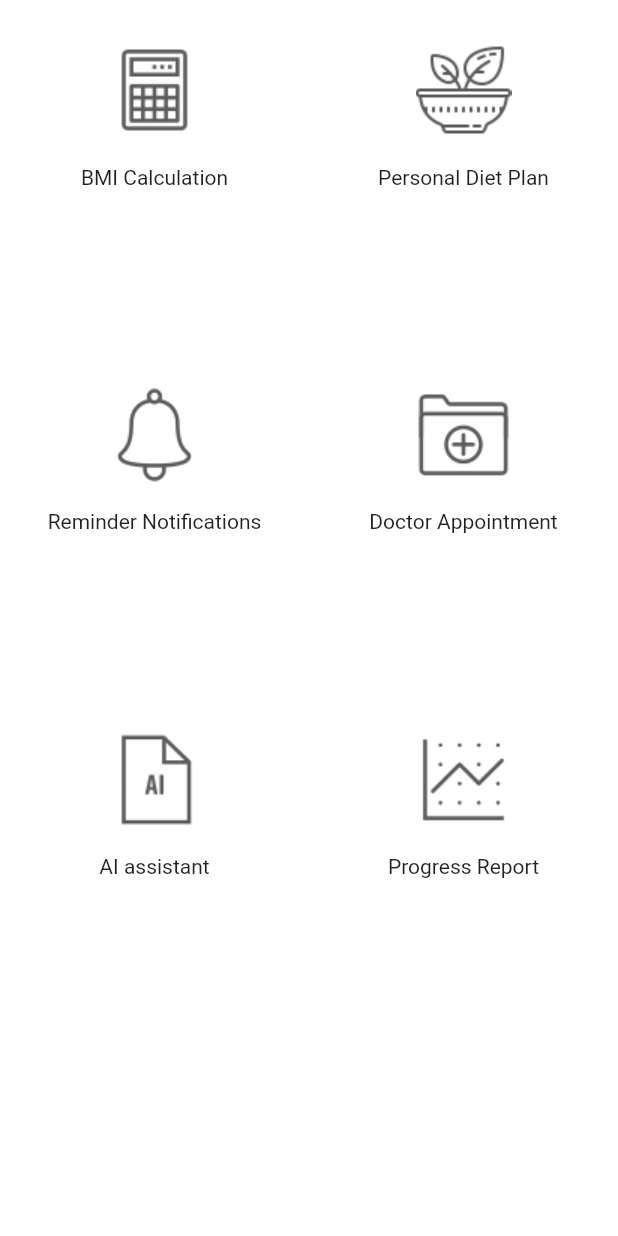
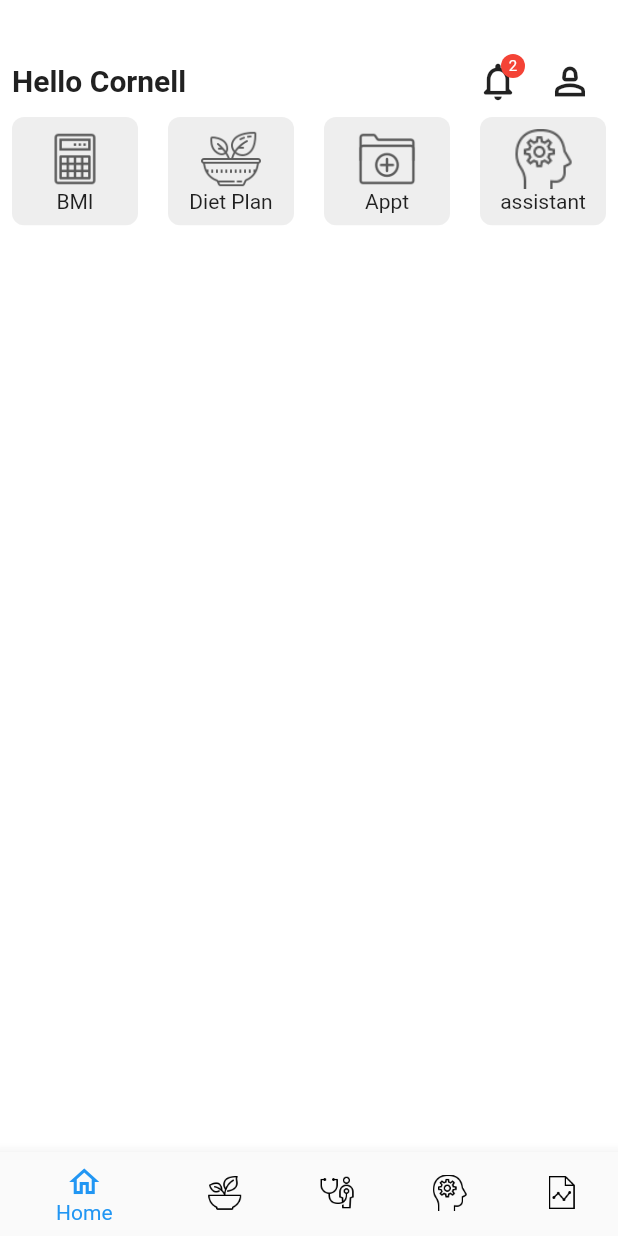
Before and after one commit to cornell1234/Diet-Counselling, a Flutter app: the LandingScreen screen opened directly, on a phone screen of 412 x 824 dp. Run offline on Flutter 3.47's test engine with Material 2 defaults, Android fonts, the phone set to English and light mode, and no system bars; our stand-ins replace cloud_firestore, firebase_auth, firebase_core, flutter_chat_types, flutter_chat_ui, get_it; accounts and stored records are empty.

Commit message:
Landing screen

```diff
--- a/mobile/lib/screens/landing_screen.dart
+++ b/mobile/lib/screens/landing_screen.dart
@@ -14,35 +14,95 @@ class LandingScreenState extends State<LandingScreen> {
   @override
   Widget build(BuildContext context) {
     var deviceSize = MediaQuery.of(context).size;
-    final double itemHeight = (deviceSize.height - kToolbarHeight - 24) / 3.2;
+    final double itemHeight = (deviceSize.height - kToolbarHeight - 24) / 4.2;
     final double itemWidth = deviceSize.width / 2;
 
     return Scaffold(
       body: Padding(
-      padding: const EdgeInsets.all(10.0),
+        padding: const EdgeInsets.fromLTRB(8, 30, 8, 0),
         child: Column(children: [
+          Row(
+            mainAxisAlignment: MainAxisAlignment.spaceBetween,
+            children: [
+              Text(
+                'Hello Cornell',
+                style: TextStyle(
+                  fontSize: 20,
+                  fontWeight: FontWeight.bold,
+                  color: Colors.grey[900],
+                ),
+              ),
+              Row(
+                mainAxisAlignment: MainAxisAlignment.spaceAround,
+                children: [
+                  Stack(
+                    children: [
+                      IconButton(
+                        iconSize: 30,
+                        onPressed: () {
+                          // your code here
+                        },
+                        icon: Icon(Icons.notifications_none_rounded),
+                      ),
+                      Positioned(
+                        top: 6.0,
+                        right: 6.0,
+                        child: Container(
+                          padding: EdgeInsets.all(2.0),
+                          decoration: BoxDecoration(
+                            color: Colors.red,
+                            borderRadius: BorderRadius.circular(10.0),
+                          ),
+                          constraints: BoxConstraints(
+                            minWidth: 16.0,
+                            minHeight: 16.0,
+                          ),
+                          child: Text(
+                            '2',
+                            style: TextStyle(
+                              color: Colors.white,
+                              fontSize: 10.0,
+                            ),
+                            textAlign: TextAlign.center,
+                          ),
+                        ),
+                      ),
+                    ],
+                  ),
+                  IconButton(
+                    iconSize: 30,
+                    onPressed: () {
+                      // your code here
+                    },
+                    icon: Icon(Icons.person_2_outlined),
+                  ),
+                ],
+              )
+            ],
+          ),
           Expanded(
             child: GridView.count(
               mainAxisSpacing: 20.0,
               crossAxisSpacing: 20.0,
-            crossAxisCount: 2,
+              crossAxisCount: 4,
               childAspectRatio: (itemWidth / itemHeight),
               children: [
                 Container(
-                height: deviceSize.height * 0.2,
-                width: deviceSize.width * 0.1,
                   decoration: BoxDecoration(
-                    color: Colors.white,
-                    borderRadius: BorderRadius.circular(20.0)),
+                      color: Colors.grey[200],
+                      borderRadius: BorderRadius.circular(8.0)),
+                  child: Padding(
+                    padding: const EdgeInsets.all(8.0),
                     child: Column(
-                  children: [
+                      children: const [
                         Image(
                           image: AssetImage('assets/icons/calculator_64px.png'),
-                      height: 100,
-                      width: 100,
+                          height: 40,
+                          width: 40,
                         ),
-                    Text('BMI Calculation')
+                        Text('BMI')
                       ],
+                    ),
                   ),
                 ),
                 InkWell(
@@ -53,38 +113,23 @@ class LandingScreenState extends State<LandingScreen> {
                     );
                   },
                   child: Container(
-                  height: deviceSize.height * 0.2,
-                  width: deviceSize.width * 0.1,
                     decoration: BoxDecoration(
-                      color: Colors.white,
-                      borderRadius: BorderRadius.circular(20.0)),
+                        color: Colors.grey[200],
+                        borderRadius: BorderRadius.circular(8.0)),
+                    child: Padding(
+                      padding: const EdgeInsets.all(8.0),
                       child: Column(
-                    children: [
+                        children: const [
                           Image(
-                        image: AssetImage('assets/icons/healthy_food_64px.png'),
-                        height: 100,
-                        width: 100,
+                            image: AssetImage(
+                                'assets/icons/healthy_food_64px.png'),
+                            height: 40,
+                            width: 40,
                           ),
-                      Text('Personal Diet Plan')
+                          Text('Diet Plan')
                         ],
                       ),
                     ),
-              ),
-              Container(
-                height: deviceSize.height * 0.2,
-                width: deviceSize.width * 0.1,
-                decoration: BoxDecoration(
-                    color: Colors.white,
-                    borderRadius: BorderRadius.circular(20.0)),
-                child: Column(
-                  children: [
-                    Image(
-                      image: AssetImage('assets/icons/notification_64px.png'),
-                      height: 100,
-                      width: 100,
-                    ),
-                    Text('Reminder Notifications')
-                  ],
                   ),
                 ),
                 InkWell(
@@ -96,21 +141,22 @@ class LandingScreenState extends State<LandingScreen> {
                     );
                   },
                   child: Container(
-                  height: deviceSize.height * 0.2,
-                  width: deviceSize.width * 0.1,
                     decoration: BoxDecoration(
-                      color: Colors.white,
-                      borderRadius: BorderRadius.circular(20.0)),
+                        color: Colors.grey[200],
+                        borderRadius: BorderRadius.circular(8.0)),
+                    child: Padding(
+                      padding: const EdgeInsets.all(8.0),
                       child: Column(
-                    children: [
+                        children: const [
                           Image(
-                        image:
-                            AssetImage('assets/icons/doctors_folder_64px.png'),
-                        height: 100,
-                        width: 100,
+                            image: AssetImage(
+                                'assets/icons/doctors_folder_64px.png'),
+                            height: 40,
+                            width: 40,
                           ),
-                      Text('Doctor Appointment')
+                          Text('Appt')
                         ],
+                      ),
                     ),
                   ),
                 ),
@@ -118,49 +164,73 @@ class LandingScreenState extends State<LandingScreen> {
                   onTap: () {
                     Navigator.push(
                       context,
-                    MaterialPageRoute(
-                        builder: (context) => ChatScreen()),
+                      MaterialPageRoute(builder: (context) => ChatScreen()),
                     );
                   },
                   child: Container(
-                  height: deviceSize.height * 0.2,
-                  width: deviceSize.width * 0.1,
                     decoration: BoxDecoration(
-                      color: Colors.white,
-                      borderRadius: BorderRadius.circular(20.0)),
+                        color: Colors.grey[200],
+                        borderRadius: BorderRadius.circular(8.0)),
+                    child: Padding(
+                      padding: const EdgeInsets.all(8.0),
                       child: Column(
-                    children: [
+                        children: const [
                           Image(
-                        image: AssetImage('assets/icons/ai_64px.png'),
-                        height: 100,
-                        width: 100,
+                            image: AssetImage('assets/icons/intelligence_50px.png'),
+                            height: 40,
+                            width: 40,
                           ),
-                      Text('AI assistant')
+                          Text('assistant')
                         ],
                       ),
                     ),
-              ),
-              Container(
-                height: deviceSize.height * 0.2,
-                width: deviceSize.width * 0.1,
-                decoration: BoxDecoration(
-                    color: Colors.white,
-                    borderRadius: BorderRadius.circular(20.0)),
-                child: Column(
-                  children: [
-                    Image(
-                      image: AssetImage('assets/icons/graph_64px.png'),
-                      height: 100,
-                      width: 100,
-                    ),
-                    Text('Progress Report')
-                  ],
                   ),
                 ),
               ],
             ),
           )
         ]),
-    ));
+      ),
+      bottomNavigationBar: BottomNavigationBar(
+          items: const <BottomNavigationBarItem>[
+            BottomNavigationBarItem(
+              icon: Icon(Icons.home_outlined),
+              label: 'Home',
+            ),
+            BottomNavigationBarItem(
+              icon: ImageIcon(AssetImage('assets/icons/healthy_food_50px.png')),
+              label: 'Diet',
+            ),
+            BottomNavigationBarItem(
+              icon:
+                  ImageIcon(AssetImage('assets/icons/health_checkup_50px.png')),
+              label: 'Appointment',
+            ),
+            BottomNavigationBarItem(
+              icon: ImageIcon(AssetImage('assets/icons/intelligence_50px.png')),
+              label: 'AI Assistant',
+            ),
+            BottomNavigationBarItem(
+              icon: ImageIcon(AssetImage('assets/icons/graph_report_50px.png')),
+              label: 'Report',
+            ),
+          ],
+          currentIndex: 0,
+          unselectedItemColor: Colors.black,
+          selectedItemColor: Colors.blue,
+          onTap: (int index) {
+            if (index == 0) {
+              Navigator.push(
+                context,
+                MaterialPageRoute(builder: (context) => LandingScreen()),
+              );
+            } else if (index == 2) {
+              Navigator.push(
+                context,
+                MaterialPageRoute(builder: (context) => LandingScreen()),
+              );
+            }
+          }),
+    );
   }
 }
--- a/mobile/lib/splash_screen.dart
+++ b/mobile/lib/splash_screen.dart
@@ -21,7 +21,7 @@ class Splash_screenState extends State<Splash_screen> {
     await Future.delayed(const Duration(milliseconds: 3500), () {});
     //ignore: use build_content_synchronously
     Navigator.pushReplacement(
-        context, MaterialPageRoute(builder: (context) => signinForm()));
+        context, MaterialPageRoute(builder: (context) => LandingScreen()));
   }
 
   @override
```
Lines whose indentation alone changed are shown as unchanged.
